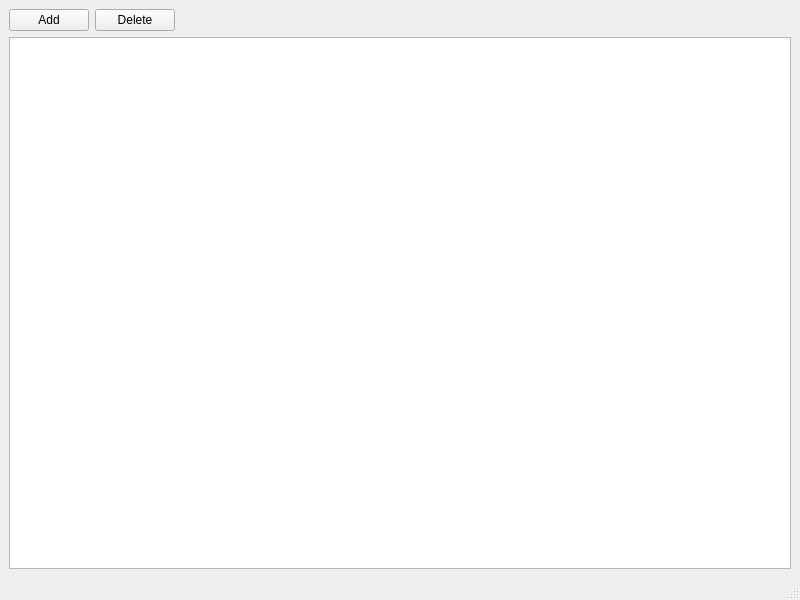
Above: GettingThingsDone/mainwindow.ui from eloranta/GettingThingsDone before the change. Below: the same form after it.
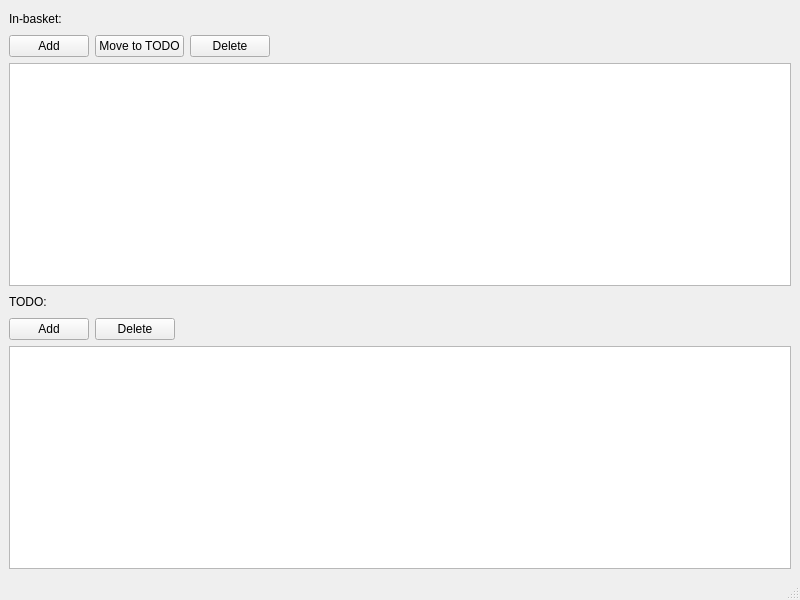
That is the form after the change.

```diff
--- a/GettingThingsDone/mainwindow.ui
+++ b/GettingThingsDone/mainwindow.ui
@@ -16,14 +16,47 @@
   <widget class="QWidget" name="centralwidget">
    <layout class="QGridLayout" name="gridLayout">
     <item row="0" column="0">
+     <layout class="QVBoxLayout" name="verticalLayout">
+      <item>
      <layout class="QHBoxLayout" name="horizontalLayout">
       <item>
+         <widget class="QLabel" name="label">
+          <property name="text">
+           <string>In-basket:</string>
+          </property>
+         </widget>
+        </item>
+        <item>
+         <spacer name="horizontalSpacer_3">
+          <property name="orientation">
+           <enum>Qt::Horizontal</enum>
+          </property>
+          <property name="sizeHint" stdset="0">
+           <size>
+            <width>40</width>
+            <height>20</height>
+           </size>
+          </property>
+         </spacer>
+        </item>
+       </layout>
+      </item>
+      <item>
+       <layout class="QHBoxLayout" name="horizontalLayout_3">
+        <item>
        <widget class="QPushButton" name="addButton">
         <property name="text">
          <string>Add</string>
         </property>
        </widget>
       </item>
+        <item>
+         <widget class="QPushButton" name="pushButton">
+          <property name="text">
+           <string>Move to TODO</string>
+          </property>
+         </widget>
+        </item>
       <item>
        <widget class="QPushButton" name="deleteButton">
         <property name="text">
@@ -46,7 +79,7 @@
       </item>
      </layout>
     </item>
-    <item row="1" column="0">
+      <item>
      <widget class="QTableView" name="tableView">
       <property name="selectionMode">
        <enum>QAbstractItemView::SingleSelection</enum>
@@ -61,6 +94,83 @@
        <bool>false</bool>
       </attribute>
      </widget>
+      </item>
+     </layout>
+    </item>
+    <item row="1" column="0">
+     <layout class="QVBoxLayout" name="verticalLayout_2">
+      <item>
+       <layout class="QHBoxLayout" name="horizontalLayout_4">
+        <item>
+         <widget class="QLabel" name="label_2">
+          <property name="text">
+           <string>TODO:</string>
+          </property>
+         </widget>
+        </item>
+        <item>
+         <spacer name="horizontalSpacer_4">
+          <property name="orientation">
+           <enum>Qt::Horizontal</enum>
+          </property>
+          <property name="sizeHint" stdset="0">
+           <size>
+            <width>40</width>
+            <height>20</height>
+           </size>
+          </property>
+         </spacer>
+        </item>
+       </layout>
+      </item>
+      <item>
+       <layout class="QHBoxLayout" name="horizontalLayout_2">
+        <item>
+         <widget class="QPushButton" name="addButton_2">
+          <property name="text">
+           <string>Add</string>
+          </property>
+         </widget>
+        </item>
+        <item>
+         <widget class="QPushButton" name="deleteButton_2">
+          <property name="text">
+           <string>Delete</string>
+          </property>
+         </widget>
+        </item>
+        <item>
+         <spacer name="horizontalSpacer_2">
+          <property name="orientation">
+           <enum>Qt::Horizontal</enum>
+          </property>
+          <property name="sizeHint" stdset="0">
+           <size>
+            <width>40</width>
+            <height>20</height>
+           </size>
+          </property>
+         </spacer>
+        </item>
+       </layout>
+      </item>
+      <item>
+       <widget class="QTableView" name="tableView_2">
+        <property name="selectionMode">
+         <enum>QAbstractItemView::SingleSelection</enum>
+        </property>
+        <property name="selectionBehavior">
+         <enum>QAbstractItemView::SelectRows</enum>
+        </property>
+        <attribute name="horizontalHeaderStretchLastSection">
+         <bool>true</bool>
+        </attribute>
+        <attribute name="verticalHeaderVisible">
+         <bool>false</bool>
+        </attribute>
+       </widget>
+      </item>
+     </layout>
     </item>
    </layout>
   </widget>
```
Lines whose indentation alone changed are shown as unchanged.
